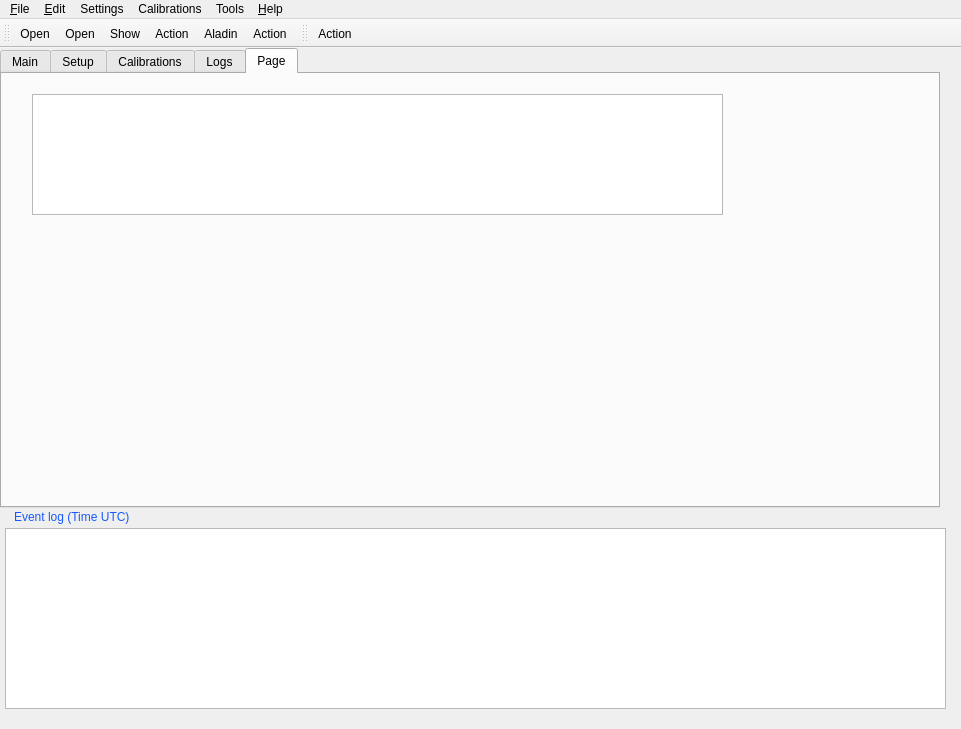
Before: the Qt Designer form QL4/panicQL.ui in ppmim/PAPI, drawn with Qt 5.
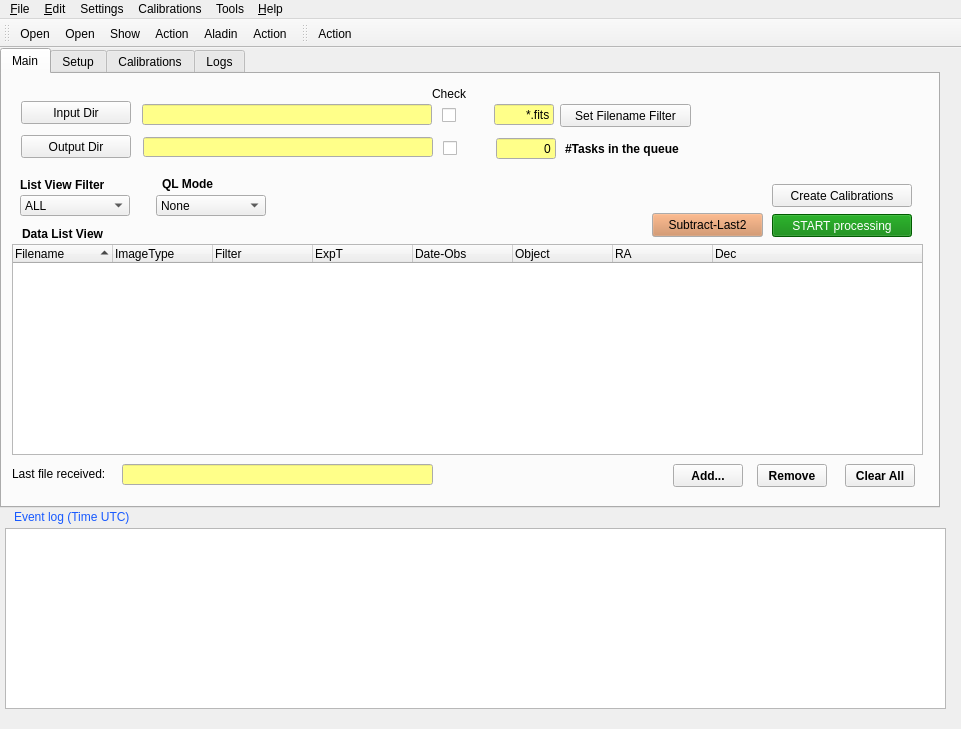
After: the same form once the commit is applied. The open tabs and pages were chosen to show the change. Icons and pictures are not drawn.

Diff of the .ui file:
```diff
--- a/QL4/panicQL.ui
+++ b/QL4/panicQL.ui
@@ -2345,24 +2345,6 @@
       </property>
      </widget>
     </widget>
-    <widget class="QWidget" name="tab_2">
-     <attribute name="title">
-      <string>Page</string>
-     </attribute>
-     <widget class="QListView" name="listView_preferences">
-      <property name="geometry">
-       <rect>
-        <x>30</x>
-        <y>20</y>
-        <width>691</width>
-        <height>121</height>
-       </rect>
-      </property>
-      <property name="viewMode">
-       <enum>QListView::IconMode</enum>
-      </property>
-     </widget>
-    </widget>
    </widget>
    <widget class="QTextEdit" name="textEdit_log">
     <property name="geometry">
```
Left out of the diff: 524 changed lines with no effect on the pictures.
